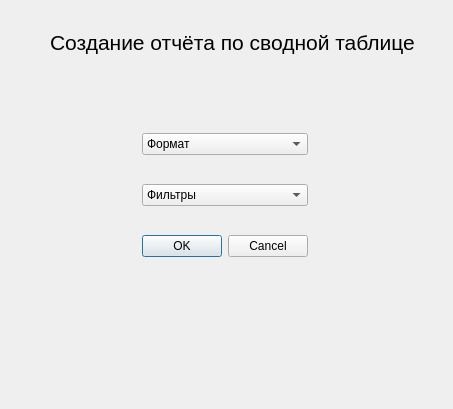
First picture: the form in ui/qt/exportWindow.ui, repository EngoyanSY/subd, before the edit.
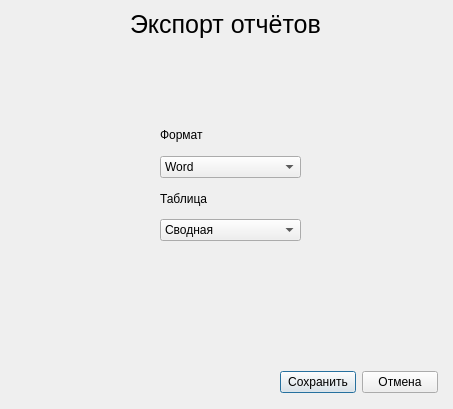
Second picture: the form after the edit.

Commit message: feat: tables export logic

```diff
--- a/ui/qt/exportWindow.ui
+++ b/ui/qt/exportWindow.ui
@@ -22,70 +22,99 @@
   <widget class="QLabel" name="label">
    <property name="geometry">
     <rect>
-     <x>50</x>
-     <y>30</y>
-     <width>371</width>
-     <height>25</height>
+     <x>130</x>
+     <y>9</y>
+     <width>193</width>
+     <height>30</height>
     </rect>
    </property>
-   <property name="sizePolicy">
-    <sizepolicy hsizetype="Preferred" vsizetype="Fixed">
-     <horstretch>0</horstretch>
-     <verstretch>0</verstretch>
-    </sizepolicy>
-   </property>
    <property name="font">
     <font>
-     <pointsize>16</pointsize>
-     <weight>50</weight>
-     <bold>false</bold>
+     <pointsize>19</pointsize>
     </font>
    </property>
    <property name="text">
-    <string>Создание отчёта по сводной таблице</string>
+    <string>Экспорт отчётов</string>
    </property>
   </widget>
   <widget class="QWidget" name="">
    <property name="geometry">
     <rect>
-     <x>100</x>
-     <y>110</y>
-     <width>251</width>
-     <height>171</height>
+     <x>160</x>
+     <y>120</y>
+     <width>141</width>
+     <height>121</height>
     </rect>
    </property>
-   <layout class="QGridLayout" name="gridLayout">
-    <item row="0" column="0">
-     <widget class="QComboBox" name="comboBox">
-      <item>
-       <property name="text">
-        <string>Формат</string>
-       </property>
-      </item>
-     </widget>
-    </item>
+   <layout class="QGridLayout" name="gridLayout_2">
     <item row="1" column="0">
      <widget class="QComboBox" name="comboBox_2">
       <item>
        <property name="text">
-        <string>Фильтры</string>
+        <string>Word</string>
        </property>
       </item>
      </widget>
     </item>
+    <item row="3" column="0">
+     <widget class="QComboBox" name="comboBox">
+      <item>
+       <property name="text">
+        <string>Сводная</string>
+       </property>
+      </item>
+     </widget>
+    </item>
+    <item row="0" column="0">
+     <widget class="QLabel" name="label_2">
+      <property name="text">
+       <string>Формат</string>
+      </property>
+     </widget>
+    </item>
     <item row="2" column="0">
-     <widget class="QDialogButtonBox" name="buttonBox">
-      <property name="sizePolicy">
-       <sizepolicy hsizetype="Fixed" vsizetype="Fixed">
-        <horstretch>0</horstretch>
-        <verstretch>0</verstretch>
-       </sizepolicy>
+     <widget class="QLabel" name="label_3">
+      <property name="text">
+       <string>Таблица</string>
       </property>
-      <property name="orientation">
-       <enum>Qt::Horizontal</enum>
+     </widget>
+    </item>
+   </layout>
+  </widget>
+  <widget class="QLabel" name="label_4">
+   <property name="geometry">
+    <rect>
+     <x>110</x>
+     <y>70</y>
+     <width>47</width>
+     <height>13</height>
+    </rect>
+   </property>
+   <property name="text">
+    <string/>
+   </property>
+  </widget>
+  <widget class="QWidget" name="">
+   <property name="geometry">
+    <rect>
+     <x>280</x>
+     <y>370</y>
+     <width>158</width>
+     <height>25</height>
+    </rect>
+   </property>
+   <layout class="QGridLayout" name="gridLayout">
+    <item row="0" column="0">
+     <widget class="QPushButton" name="pushButton_save">
+      <property name="text">
+       <string>Сохранить</string>
       </property>
-      <property name="standardButtons">
-       <set>QDialogButtonBox::Cancel|QDialogButtonBox::Ok</set>
+     </widget>
+    </item>
+    <item row="0" column="1">
+     <widget class="QPushButton" name="pushButton_cancel">
+      <property name="text">
+       <string>Отмена</string>
       </property>
      </widget>
     </item>
```
Left out of the diff: 35 changed lines with no effect on the pictures. The commit also changes 6 other files.
